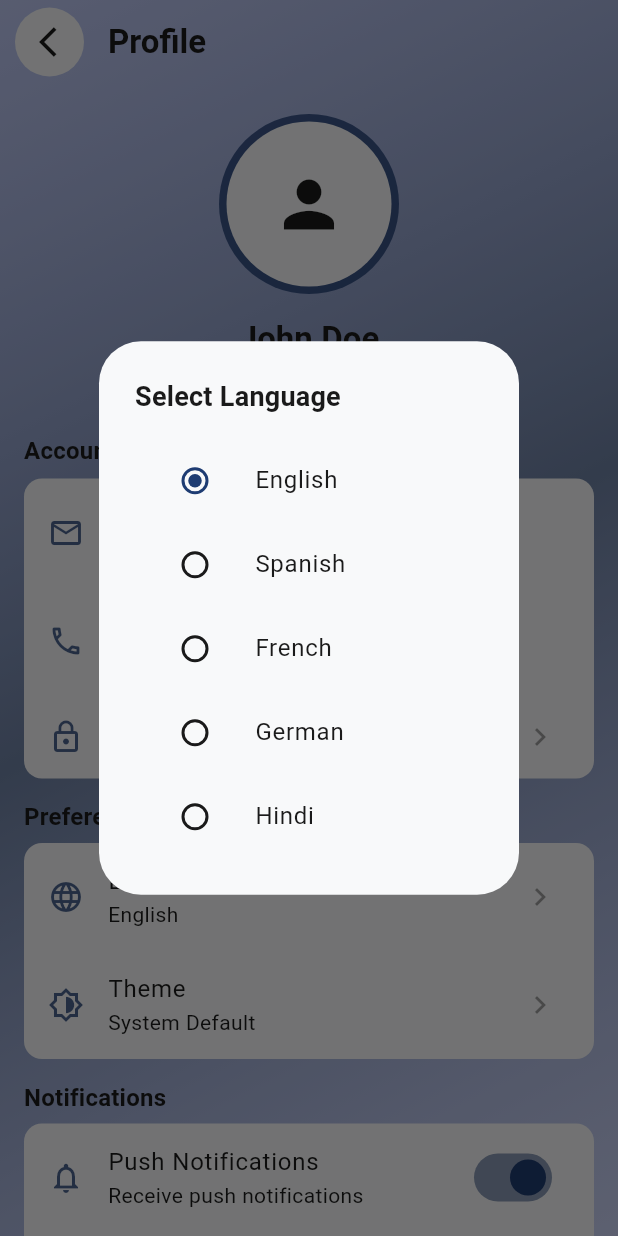
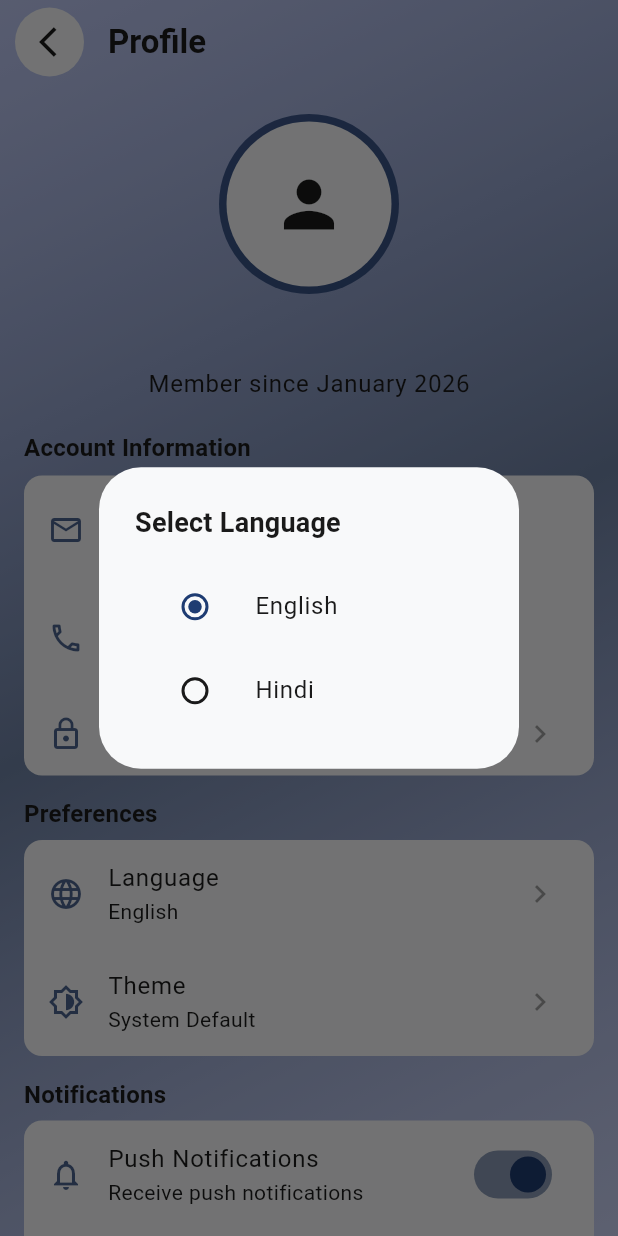
Before and after one commit to accee00/digital_dairy, a Flutter app: the ProfileScreen screen opened by its route, after a tap on "Language", on a phone screen of 412 x 824 dp. Run offline on Flutter 3.47's test engine with Material 3 defaults, Android fonts, the light colour scheme and no system bars; our stand-ins replace bloc, cached_network_image, device_info_plus, equatable, firebase_core, flutter_bloc and 13 more; accounts and stored records are empty.

Commit message:
Add:fetchUserProfile in auth_service.dart
Implemented: Profile cubit in Profile detail screen.

```diff
--- a/lib/core/di/init_di.dart
+++ b/lib/core/di/init_di.dart
@@ -3,6 +3,7 @@
 import 'package:digital_dairy/features/auth/cubit/auth_cubit.dart';
 import 'package:digital_dairy/features/cattle/cubit/cattle_cubit.dart';
 import 'package:digital_dairy/features/home/cubit/analytics_cubit.dart';
+import 'package:digital_dairy/features/home/cubit/profile_cubit.dart';
 import 'package:digital_dairy/features/milklog/cubit/milk_cubit.dart';
 import 'package:digital_dairy/features/sales/cubit/sales_cubit.dart';
 import 'package:digital_dairy/services/analytics_service.dart';
@@ -66,6 +67,9 @@
   serviceLocator
     ..registerLazySingleton<AppConfigBloc>(AppConfigBloc.new)
     ..registerFactory<AuthCubit>(() => AuthCubit(serviceLocator<AuthService>()))
+    ..registerFactory<ProfileCubit>(
+      () => ProfileCubit(serviceLocator<AuthService>()),
+    )
     ..registerFactory(() => AnalyticsCubit(serviceLocator<AnalyticsService>()))
     ..registerFactory<CattleCubit>(
       () => CattleCubit(serviceLocator<CattleService>()),
--- a/lib/features/auth/model/user.dart
+++ b/lib/features/auth/model/user.dart
@@ -13,11 +13,17 @@
   });
   factory UserModel.fromMap(Map<String, dynamic> map) => UserModel(
     id: map['id']?.toString() ?? '',
-    name: map['name'].toString(),
+    name: map['full_name'].toString(),
     email: map['email'].toString(),
     phoneNumber: map['phone_number'].toString(),
-    createdAt: DateTime.parse(map['created_at'] as String),
-    updatedAt: DateTime.parse(map['updated_at'] as String),
+    createdAt:
+        map['created_at'] != null && map['created_at'].toString().isNotEmpty
+        ? DateTime.parse(map['created_at'].toString())
+        : null,
+    updatedAt:
+        map['updated_at'] != null && map['updated_at'].toString().isNotEmpty
+        ? DateTime.parse(map['updated_at'].toString())
+        : null,
   );
   final String? id;
   final String name;
--- a/lib/features/home/cubit/profile_cubit.dart
+++ b/lib/features/home/cubit/profile_cubit.dart
@@ -1,8 +1,28 @@
 import 'package:bloc/bloc.dart';
+import 'package:digital_dairy/core/exceptions/failure.dart';
+import 'package:digital_dairy/features/auth/model/user.dart';
+import 'package:digital_dairy/services/auth_service.dart';
 import 'package:equatable/equatable.dart';
+import 'package:fpdart/fpdart.dart';
 
 part 'profile_state.dart';
 
+///
 class ProfileCubit extends Cubit<ProfileState> {
-  ProfileCubit() : super(ProfileInitial());
+  ///
+  ProfileCubit(this.authService) : super(ProfileInitial());
+
+  ///
+  final AuthService authService;
+
+  ///
+  Future<void> fetchProfile() async {
+    final Either<Failure, UserModel> response = await authService
+        .fetchUserProfile();
+
+    response.fold(
+      (Failure failure) => emit(FetchProfileFailure(failure.message)),
+      (UserModel data) => emit(FetchProfileSuccess(data)),
+    );
+  }
 }
--- a/lib/features/home/cubit/profile_state.dart
+++ b/lib/features/home/cubit/profile_state.dart
@@ -1,10 +1,30 @@
 part of 'profile_cubit.dart';
 
+///
 sealed class ProfileState extends Equatable {
   const ProfileState();
 
   @override
-  List<Object> get props => [];
+  List<Object> get props => <Object>[];
 }
 
+///
 final class ProfileInitial extends ProfileState {}
+
+///
+class FetchProfileSuccess extends ProfileState {
+  ///
+  const FetchProfileSuccess(this.user);
+
+  ///
+  final UserModel user;
+}
+
+///
+class FetchProfileFailure extends ProfileState {
+  ///
+  const FetchProfileFailure(this.msg);
+
+  ///
+  final String msg;
+}
--- a/lib/features/home/presentation/view/profile_screen.dart
+++ b/lib/features/home/presentation/view/profile_screen.dart
@@ -1,7 +1,9 @@
 import 'package:digital_dairy/core/bloc/app_config_bloc.dart';
 import 'package:digital_dairy/core/di/init_di.dart';
 import 'package:digital_dairy/core/extension/build_extenstion.dart';
+import 'package:digital_dairy/core/utils/custom_snackbar.dart';
 import 'package:digital_dairy/core/widget/custom_scaffold_container.dart';
+import 'package:digital_dairy/features/home/cubit/profile_cubit.dart';
 import 'package:digital_dairy/services/auth_service.dart';
 import 'package:flutter/material.dart';
 import 'package:flutter_bloc/flutter_bloc.dart';
@@ -17,37 +19,87 @@
 }
 
 class _ProfileScreenState extends State<ProfileScreen> {
-  // Mock user data - replace with actual user data from your state management
-  final String userName = 'John Doe';
-  final String userEmail = 'john.doe@example.com';
-  final String userPhone = '+1 234 567 8900';
-  final DateTime memberSince = DateTime(2023, 1, 15);
+  final String defaultUserName = '';
+  final String defaultUserEmail = '';
+  final String defaultUserPhone = '';
+  final DateTime defaultMemberSince = DateTime(2023, 1, 15);
 
-  // Settings states
   bool pushNotifications = true;
   bool emailNotifications = false;
   bool smsNotifications = true;
 
   @override
-  Widget build(BuildContext context) => Scaffold(
+  void initState() {
+    super.initState();
+
+    context.read<ProfileCubit>().fetchProfile();
+  }
+
+  @override
+  Widget build(BuildContext context) =>
+      BlocConsumer<ProfileCubit, ProfileState>(
+        listener: (BuildContext context, ProfileState state) {},
+        builder: (BuildContext context, ProfileState state) {
+          final String userName = state is FetchProfileSuccess
+              ? state.user.name
+              : defaultUserName;
+          final String userEmail = state is FetchProfileSuccess
+              ? state.user.email
+              : defaultUserEmail;
+          final String userPhone = state is FetchProfileSuccess
+              ? state.user.phoneNumber
+              : defaultUserPhone;
+          final DateTime memberSince =
+              state is FetchProfileSuccess && state.user.createdAt != null
+              ? state.user.createdAt!
+              : defaultMemberSince;
+
+          return Scaffold(
             body: CustomScaffoldContainer(
               child: CustomScrollView(
                 slivers: <Widget>[
                   _appBar(context),
 
-          // Profile Header Section
+                  if (state is ProfileInitial)
+                    const SliverFillRemaining(
+                      child: Center(child: CircularProgressIndicator()),
+                    ),
+
+                  if (state is FetchProfileFailure)
+                    SliverFillRemaining(child: _buildErrorState(state.msg)),
+
+                  if (state is! ProfileInitial && state is! FetchProfileFailure)
+                    ..._buildContent(
+                      context,
+                      userName,
+                      userEmail,
+                      '+91 $userPhone',
+                      memberSince,
+                    ),
+                ],
+              ),
+            ),
+          );
+        },
+      );
+
+  List<Widget> _buildContent(
+    BuildContext context,
+    String userName,
+    String userEmail,
+    String userPhone,
+    DateTime memberSince,
+  ) => <Widget>[
     SliverToBoxAdapter(
       child: Column(
         children: <Widget>[
           const SizedBox(height: 20),
-                // Profile Picture
           CircleAvatar(
             radius: 60,
             backgroundColor: context.colorScheme.primary.withAlpha(200),
             child: CircleAvatar(
               radius: 55,
-                    backgroundColor:
-                        context.colorScheme.surfaceContainerHighest,
+              backgroundColor: context.colorScheme.surfaceContainerHighest,
               child: Icon(
                 Icons.person,
                 size: 50,
@@ -56,10 +108,10 @@
             ),
           ),
           const SizedBox(height: 15),
-                // User Name
+
           Text(userName, style: context.textTheme.headlineLarge),
           const SizedBox(height: 5),
-                // Member Since
+
           Text(
             'Member since ${_formatDate(memberSince)}',
             style: context.textTheme.bodyLarge,
@@ -69,7 +121,6 @@
       ),
     ),
 
-          // Account Information Section
     SliverToBoxAdapter(
       child: _buildSection(
         title: 'Account Information',
@@ -98,12 +149,11 @@
 
     const SliverToBoxAdapter(child: SizedBox(height: 15)),
 
-          // Preferences Section
     SliverToBoxAdapter(
       child: BlocBuilder<AppConfigBloc, AppConfigState>(
-              builder: (context, state) => _buildSection(
+        builder: (BuildContext context, AppConfigState state) => _buildSection(
           title: 'Preferences',
-                children: [
+          children: <Widget>[
             _buildInfoTile(
               icon: Icons.language_outlined,
               title: 'Language',
@@ -126,18 +176,19 @@
 
     const SliverToBoxAdapter(child: SizedBox(height: 15)),
 
-          // Notifications Section
     SliverToBoxAdapter(
       child: _buildSection(
         title: 'Notifications',
-              children: [
+        children: <Widget>[
           _buildSwitchTile(
             icon: Icons.notifications_outlined,
             title: 'Push Notifications',
             subtitle: 'Receive push notifications',
             value: pushNotifications,
             onChanged: (bool value) {
-                    setState(() => pushNotifications = value);
+              showAppSnackbar(context, message: 'This feature will come soon.');
+              return;
+              // setState(() => pushNotifications = value);
             },
           ),
           _buildSwitchTile(
@@ -146,7 +197,9 @@
             subtitle: 'Receive email updates',
             value: emailNotifications,
             onChanged: (bool value) {
-                    setState(() => emailNotifications = value);
+              showAppSnackbar(context, message: 'This feature will come soon.');
+              return;
+              // setState(() => emailNotifications = value);
             },
           ),
           _buildSwitchTile(
@@ -155,7 +208,9 @@
             subtitle: 'Receive text messages',
             value: smsNotifications,
             onChanged: (bool value) {
-                    setState(() => smsNotifications = value);
+              showAppSnackbar(context, message: 'This feature will come soon.');
+              return;
+              // setState(() => smsNotifications = value);
             },
           ),
         ],
@@ -164,11 +219,10 @@
 
     const SliverToBoxAdapter(child: SizedBox(height: 15)),
 
-          // Other Options Section
     SliverToBoxAdapter(
       child: _buildSection(
         title: 'Other',
-              children: [
+        children: <Widget>[
           _buildInfoTile(
             icon: Icons.privacy_tip_outlined,
             title: 'Privacy Policy',
@@ -200,7 +254,6 @@
 
     const SliverToBoxAdapter(child: SizedBox(height: 15)),
 
-          // Logout Button
     SliverToBoxAdapter(
       child: Padding(
         padding: const EdgeInsets.symmetric(horizontal: 16),
@@ -224,10 +277,71 @@
     ),
 
     const SliverToBoxAdapter(child: SizedBox(height: 30)),
+  ];
+
+  Widget _buildErrorState(String errorMessage) {
+    final bool isUserNotFound =
+        errorMessage.toLowerCase().contains('user not found') ||
+        errorMessage.toLowerCase().contains('user not signed in');
+
+    return Padding(
+      padding: const EdgeInsets.all(20),
+      child: Column(
+        mainAxisAlignment: MainAxisAlignment.center,
+        children: <Widget>[
+          Icon(
+            isUserNotFound ? Icons.person_off : Icons.error_outline,
+            size: 64,
+            color: context.colorScheme.error,
+          ),
+          const SizedBox(height: 20),
+          Text(
+            isUserNotFound ? 'User Not Found' : 'Error Loading Profile',
+            style: context.textTheme.headlineMedium,
+            textAlign: TextAlign.center,
+          ),
+          const SizedBox(height: 10),
+          Text(
+            errorMessage,
+            style: context.textTheme.bodyLarge,
+            textAlign: TextAlign.center,
+          ),
+          const SizedBox(height: 30),
+          if (isUserNotFound)
+            SizedBox(
+              width: double.infinity,
+              child: ElevatedButton.icon(
+                onPressed: _showLogoutDialog,
+                icon: const Icon(Icons.logout),
+                label: const Text('Logout'),
+                style: ElevatedButton.styleFrom(
+                  backgroundColor: context.colorScheme.error,
+                  foregroundColor: context.colorScheme.onError,
+                  padding: const EdgeInsets.symmetric(vertical: 15),
+                  shape: RoundedRectangleBorder(
+                    borderRadius: BorderRadius.circular(12),
+                  ),
+                ),
+              ),
+            )
+          else
+            ElevatedButton.icon(
+              onPressed: () {
+                context.read<ProfileCubit>().fetchProfile();
+              },
+              icon: const Icon(Icons.refresh),
+              label: const Text('Retry'),
+              style: ElevatedButton.styleFrom(
+                padding: const EdgeInsets.symmetric(
+                  horizontal: 20,
+                  vertical: 12,
+                ),
+              ),
+            ),
         ],
       ),
-    ),
     );
+  }
 
   SliverAppBar _appBar(BuildContext context) => SliverAppBar(
     backgroundColor: Colors.transparent,
@@ -411,9 +525,6 @@
             mainAxisSize: MainAxisSize.min,
             children: <Widget>[
               _radioRow('English', 'en', state.locale.languageCode),
-              _radioRow('Spanish', 'es', state.locale.languageCode),
-              _radioRow('French', 'fr', state.locale.languageCode),
-              _radioRow('German', 'de', state.locale.languageCode),
               _radioRow('Hindi', 'hi', state.locale.languageCode),
             ],
           ),
--- a/lib/main.dart
+++ b/lib/main.dart
@@ -7,6 +7,7 @@
 import 'package:digital_dairy/features/auth/cubit/auth_cubit.dart';
 import 'package:digital_dairy/features/cattle/cubit/cattle_cubit.dart';
 import 'package:digital_dairy/features/home/cubit/analytics_cubit.dart';
+import 'package:digital_dairy/features/home/cubit/profile_cubit.dart';
 import 'package:digital_dairy/features/milklog/cubit/milk_cubit.dart';
 import 'package:digital_dairy/features/sales/cubit/sales_cubit.dart';
 import 'package:digital_dairy/l10n/app_localizations.dart';
@@ -39,6 +40,7 @@
         create: (_) => serviceLocator<AppConfigBloc>(),
       ),
       BlocProvider<AuthCubit>(create: (_) => serviceLocator<AuthCubit>()),
+      BlocProvider<ProfileCubit>(create: (_) => serviceLocator<ProfileCubit>()),
       BlocProvider<AnalyticsCubit>(
         create: (_) => serviceLocator<AnalyticsCubit>(),
       ),
--- a/lib/services/auth_service.dart
+++ b/lib/services/auth_service.dart
@@ -1,4 +1,5 @@
-import 'package:digital_dairy/core/exceptions/failure.dart';
+import 'package:digital_dairy/core/exceptions/failure.dart' show Failure;
+import 'package:digital_dairy/features/auth/model/user.dart';
 import 'package:fpdart/fpdart.dart';
 import 'package:supabase_flutter/supabase_flutter.dart';
 
@@ -86,6 +87,23 @@
   }
 
   ///
+  Future<Either<Failure, UserModel>> fetchUserProfile() async {
+    try {
+      if (_currentUserSession == null) {
+        return left(Failure('User not signed in.'));
+      }
+      final PostgrestMap response = await _client
+          .from('user_profiles')
+          .select()
+          .eq('id', _currentUserSession!.user.id)
+          .single();
+      return right(UserModel.fromMap(response));
+    } on PostgrestException catch (e) {
+      return left(Failure(e.message));
+    }
+  }
+
+  ///
   Failure mapAuthError(dynamic e) {
     if (e is AuthException) {
       final String msg = e.message.toLowerCase();
```
Lines whose indentation alone changed are shown as unchanged.
